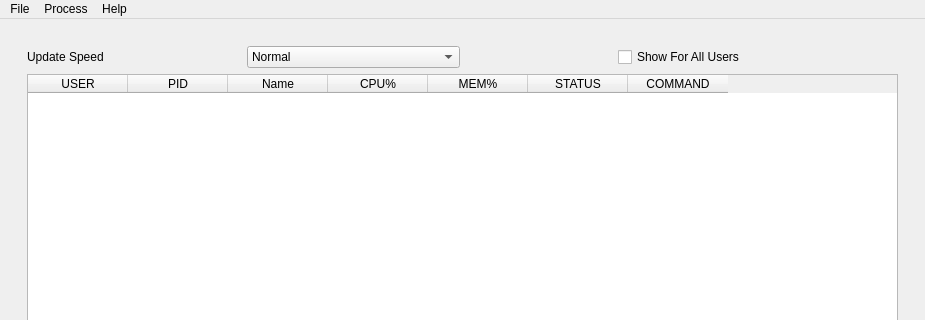
Qt form ui/taskmgrwindow.ui (raqdrox/taskman) before a commit; both pictures show x 0 to 925 and y 0 to 320 of the 925 by 688 pixel window.
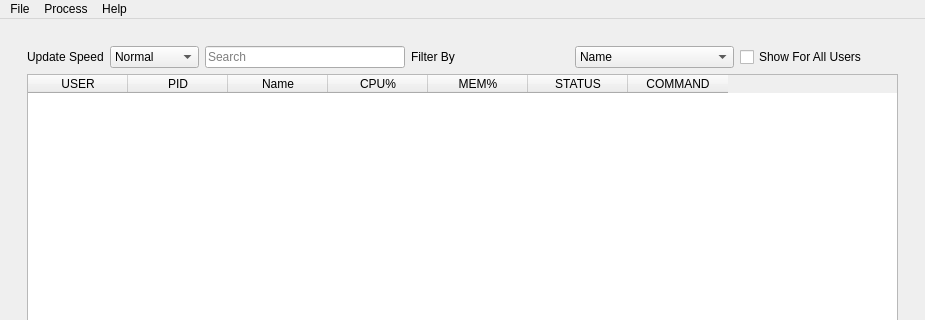
The same form after that commit.

```diff
--- a/ui/taskmgrwindow.ui
+++ b/ui/taskmgrwindow.ui
@@ -98,7 +98,65 @@
                  </item>
                 </layout>
                </item>
-               <item alignment="Qt::AlignHCenter">
+               <item>
+                <widget class="QLineEdit" name="processSearchBox">
+                 <property name="maximumSize">
+                  <size>
+                   <width>200</width>
+                   <height>300</height>
+                  </size>
+                 </property>
+                 <property name="text">
+                  <string/>
+                 </property>
+                 <property name="frame">
+                  <bool>true</bool>
+                 </property>
+                 <property name="placeholderText">
+                  <string>Search</string>
+                 </property>
+                 <property name="clearButtonEnabled">
+                  <bool>true</bool>
+                 </property>
+                </widget>
+               </item>
+               <item>
+                <widget class="QLabel" name="label">
+                 <property name="text">
+                  <string>Filter By</string>
+                 </property>
+                </widget>
+               </item>
+               <item>
+                <widget class="QComboBox" name="filterBySelector">
+                 <item>
+                  <property name="text">
+                   <string>Name</string>
+                  </property>
+                 </item>
+                 <item>
+                  <property name="text">
+                   <string>PID</string>
+                  </property>
+                 </item>
+                 <item>
+                  <property name="text">
+                   <string>Command</string>
+                  </property>
+                 </item>
+                 <item>
+                  <property name="text">
+                   <string>User</string>
+                  </property>
+                 </item>
+                 <item>
+                  <property name="text">
+                   <string>Status</string>
+                  </property>
+                 </item>
+                </widget>
+               </item>
+               <item>
                 <widget class="QCheckBox" name="showAllCheckbox">
                  <property name="layoutDirection">
                   <enum>Qt::LeftToRight</enum>
```
